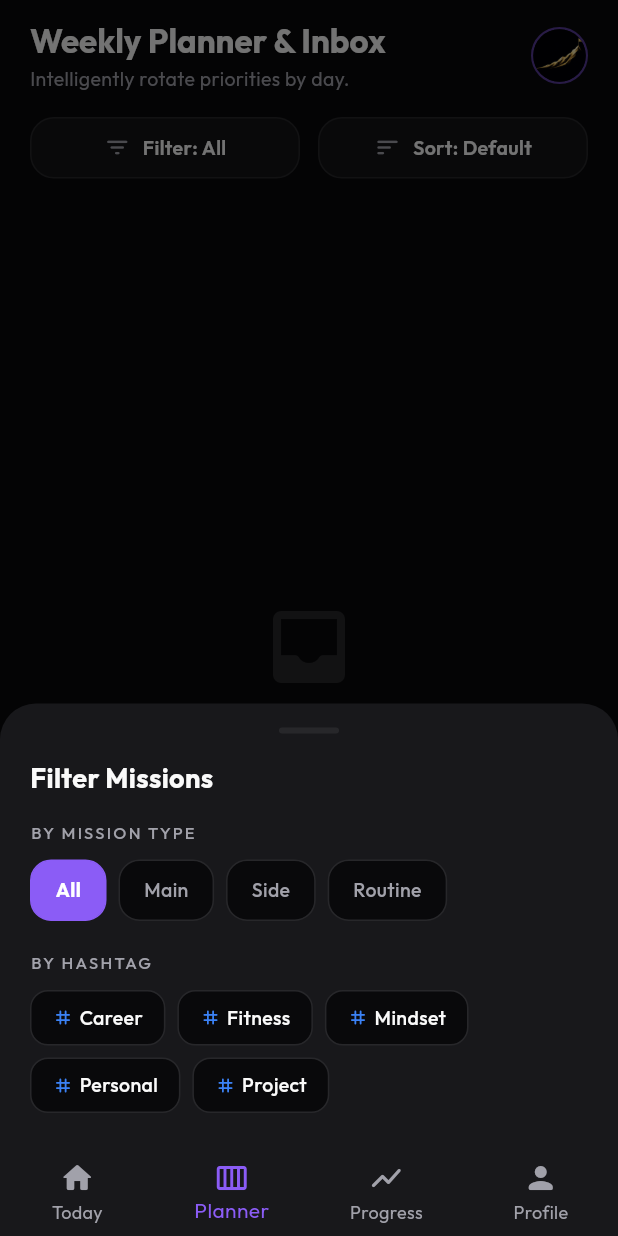
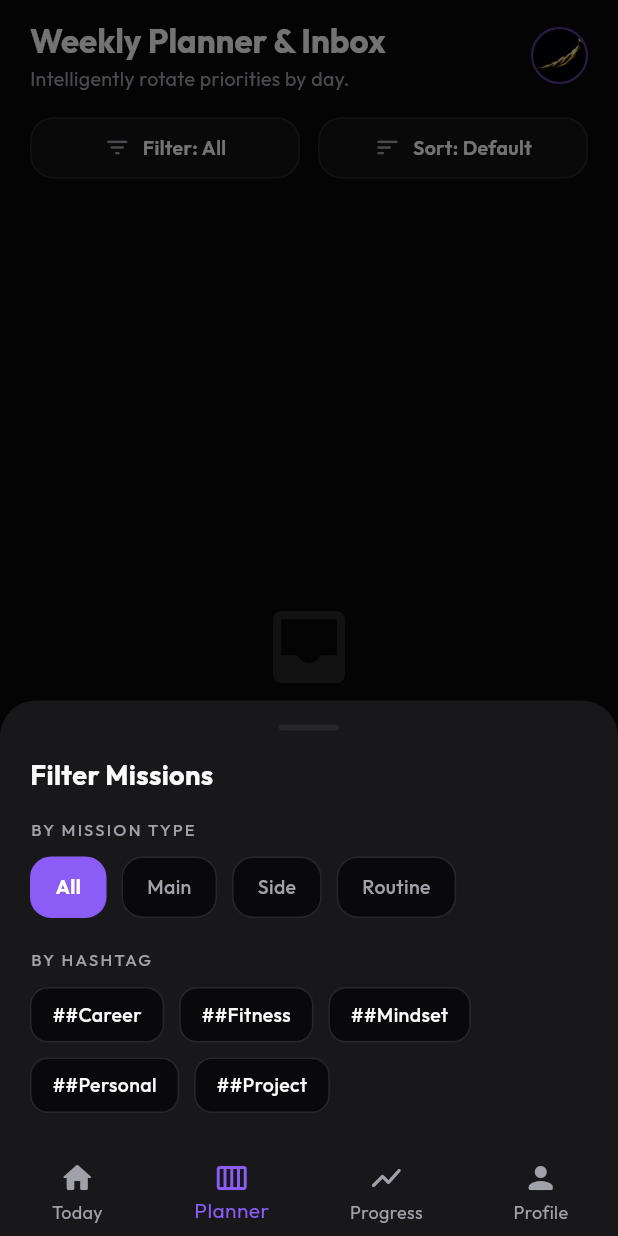
Before and after one commit to karthik008-cod/Ascent, a Flutter app: the PlannerScreen screen opened by its route, after a tap on an icon or button, on a phone screen of 412 x 824 dp. Run offline on Flutter 3.47's test engine with Material 3 defaults, Android fonts, the light colour scheme and no system bars; our stand-ins replace flutter_local_notifications, flutter_riverpod, go_router, google_fonts, isar, permission_handler and 2 more; missing offline and left inert: mongo_dart; accounts and stored records are empty; generated files the repository leaves out were written again.

Commit message:
Fix bottom filter sort bar overflow, fix Today tab mission active filtering by date and repetition, and fix mission repetition day storage and editing

```diff
--- a/lib/presentation/screens/home_screen.dart
+++ b/lib/presentation/screens/home_screen.dart
@@ -12,7 +12,7 @@ class HomeScreen extends ConsumerWidget {
 
   @override
   Widget build(BuildContext context, WidgetRef ref) {
-    final missionsAsync = ref.watch(filteredSortedMissionsProvider);
+    final missionsAsync = ref.watch(todayMissionsProvider);
     final currentFilter = ref.watch(missionFilterProvider);
 
     return Scaffold(
--- a/lib/presentation/widgets/filter_sort_bar.dart
+++ b/lib/presentation/widgets/filter_sort_bar.dart
@@ -134,6 +134,7 @@ class FilterSortBar extends ConsumerWidget {
             return SafeArea(
               child: Padding(
                 padding: const EdgeInsets.fromLTRB(20, 16, 20, 24),
+                child: SingleChildScrollView(
                   child: Column(
                     mainAxisSize: MainAxisSize.min,
                     crossAxisAlignment: CrossAxisAlignment.start,
@@ -184,8 +185,8 @@ class FilterSortBar extends ConsumerWidget {
                       ),
                       const SizedBox(height: 10),
                       Wrap(
-                      spacing: 8,
-                      runSpacing: 8,
+                        spacing: 10,
+                        runSpacing: 10,
                         children: ['All', 'Main', 'Side', 'Routine'].map((type) {
                           final isSelected = currentFilter == type;
                           return GestureDetector(
@@ -230,8 +231,8 @@ class FilterSortBar extends ConsumerWidget {
                         )
                       else
                         Wrap(
-                        spacing: 8,
-                        runSpacing: 8,
+                          spacing: 10,
+                          runSpacing: 10,
                           children: availableHashtags.map((tag) {
                             final isSelected = currentFilter == tag;
                             return GestureDetector(
@@ -242,29 +243,27 @@ class FilterSortBar extends ConsumerWidget {
                               child: Container(
                                 padding: const EdgeInsets.symmetric(horizontal: 14, vertical: 8),
                                 decoration: BoxDecoration(
-                                color: isSelected ? AppColors.secondary : AppColors.background,
+                                  color: isSelected ? AppColors.primary.withValues(alpha: 0.2) : AppColors.background,
                                   borderRadius: BorderRadius.circular(12),
                                   border: Border.all(
-                                  color: isSelected ? AppColors.secondary : AppColors.surfaceHighlight,
+                                    color: isSelected ? AppColors.primary : AppColors.surfaceHighlight,
                                   ),
                                 ),
                                 child: Row(
                                   mainAxisSize: MainAxisSize.min,
                                   children: [
-                                  Icon(
-                                    Icons.tag_rounded,
-                                    size: 14,
-                                    color: isSelected ? Colors.white : AppColors.secondary,
-                                  ),
-                                  const SizedBox(width: 4),
                                     Text(
-                                    tag.startsWith('#') ? tag.substring(1) : tag,
+                                      '#$tag',
                                       style: TextStyle(
                                         fontSize: 13,
                                         fontWeight: isSelected ? FontWeight.bold : FontWeight.w500,
-                                      color: isSelected ? Colors.white : AppColors.textPrimary,
+                                        color: isSelected ? AppColors.primary : AppColors.textPrimary,
                                       ),
                                     ),
+                                    if (isSelected) ...[
+                                      const SizedBox(width: 6),
+                                      const Icon(Icons.check_rounded, size: 14, color: AppColors.primary),
+                                    ],
                                   ],
                                 ),
                               ),
@@ -272,6 +271,7 @@ class FilterSortBar extends ConsumerWidget {
                           }).toList(),
                         ),
                     ],
+                  ),
                 ),
               ),
             );
@@ -296,6 +296,7 @@ class FilterSortBar extends ConsumerWidget {
     showModalBottomSheet(
       context: context,
       backgroundColor: AppColors.surface,
+      isScrollControlled: true,
       shape: const RoundedRectangleBorder(
         borderRadius: BorderRadius.vertical(top: Radius.circular(24)),
       ),
@@ -303,6 +304,7 @@ class FilterSortBar extends ConsumerWidget {
         return SafeArea(
           child: Padding(
             padding: const EdgeInsets.fromLTRB(20, 16, 20, 24),
+            child: SingleChildScrollView(
               child: Column(
                 mainAxisSize: MainAxisSize.min,
                 crossAxisAlignment: CrossAxisAlignment.start,
@@ -389,6 +391,7 @@ class FilterSortBar extends ConsumerWidget {
                 ],
               ),
             ),
+          ),
         );
       },
     );
```
Also changed, not shown: lib/presentation/providers/missions_provider.dart (+46 -0 lines), lib/presentation/widgets/add_mission_sheet.dart (+49 -3 lines). Lines whose indentation alone changed are shown as unchanged.
